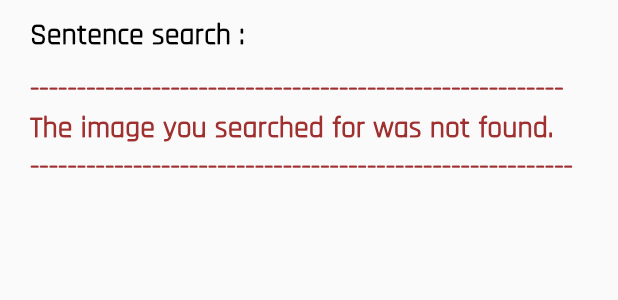
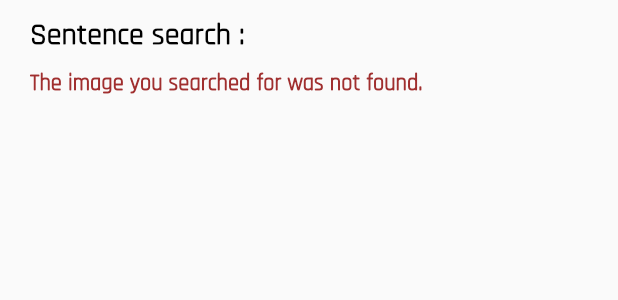
Before and after one commit to pimtidaN455/Picclasso-Final, a Flutter app: what select_gotoshowDes() shows on an empty page, opened directly with empty values, on a phone screen of 412 x 824 dp. Shown: the top 300 px of the screen. Run offline on Flutter 3.47's test engine with Material 2 defaults, Android fonts, the light colour scheme and no system bars; our stand-ins replace cached_network_image, carousel_slider, convert, dio, file_picker, flutter_typeahead and 8 more; missing offline and left inert: dart:ffi, image_downloader, multi_image_picker; accounts and stored records are empty.

Commit message:
เก็บงานอีกทีตรงกดเลือกย้าย

```diff
--- a/lib/page/Backend/Use_Api.dart
+++ b/lib/page/Backend/Use_Api.dart
@@ -1,3 +1,4 @@
+/*
 import 'dart:convert';
 import 'dart:io';
 import 'dart:typed_data';
@@ -547,9 +548,8 @@ class use_API {
     }
   }
 }
+*/
 
-
-/*
 import 'dart:convert';
 import 'dart:io';
 import 'dart:typed_data';
@@ -1099,4 +1099,3 @@ class use_API {
     }
   }
 }
-*/
--- a/lib/page/PagesF/PageSearch/Select_Text_show.dart
+++ b/lib/page/PagesF/PageSearch/Select_Text_show.dart
@@ -468,8 +468,9 @@ class select_gotoshowDes extends StatelessWidget {
         padding: EdgeInsetsDirectional.fromSTEB(20, 10, 10, 0),
         child: Row(
           mainAxisSize: MainAxisSize.max,
-          children: [
-            Text(
+          children: <Widget>[
+            Flexible(
+              child: Text(
                 "Sentence search : " + this.word_for_des.toString(),
                 style: TextStyle(
                   fontSize: 20,
@@ -479,6 +480,7 @@ class select_gotoshowDes extends StatelessWidget {
                   fontFamily: 'Rajdhani',
                 ),
               ),
+            )
           ],
         ),
       ),
@@ -490,13 +492,9 @@ class select_gotoshowDes extends StatelessWidget {
             mainAxisSize: MainAxisSize.max,
             children: [
               Text(
-                "---------------------------------------------------------" +
-                    "\n" +
-                    "The image you searched for was not found." +
-                    "\n"
-                        "----------------------------------------------------------",
+                "The image you searched for was not found.",
                 style: TextStyle(
-                  fontSize: 20,
+                  fontSize: 15,
                   color: MyStyle().deleteColor,
                   fontWeight: FontWeight.bold,
                   //fontStyle: FontStyle.normal,
```
Also changed, not shown: lib/page/PagesF/PageClound/SelectCloud.dart (+18 -2 lines), lib/page/PagesF/PageHomeAlbum/Move_image.dart (+3 -53 lines), lib/page/PagesF/PageHomeAlbum/selectImage_Home.dart (+20 -9 lines). Lines whose indentation alone changed are shown as unchanged.
